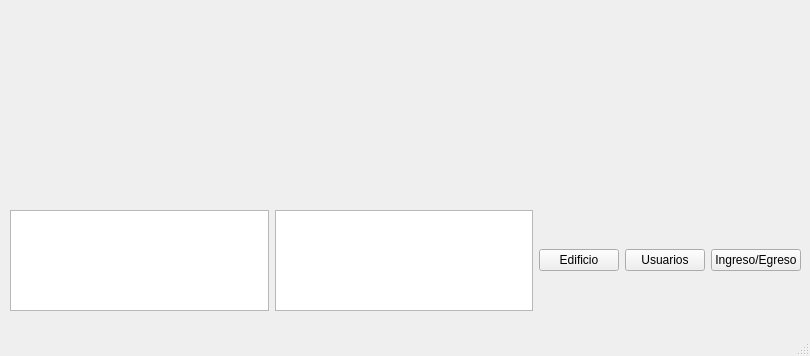
Before: the Qt Designer form frontpage.ui in Mati-Mar/AccessIO-GUI, drawn with Qt 5.
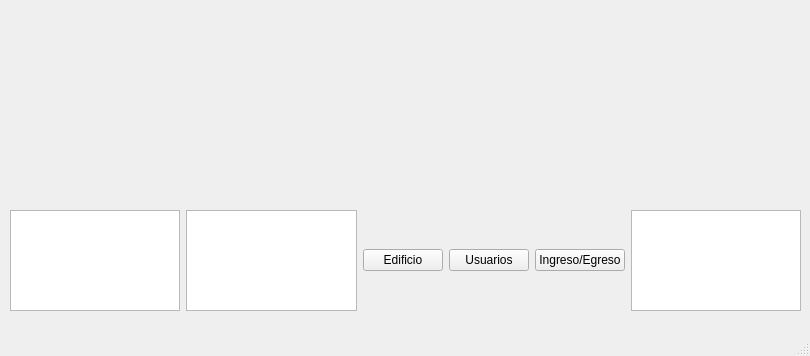
After: the same form once the commit is applied.

Diff of the .ui file:
```diff
--- a/frontpage.ui
+++ b/frontpage.ui
@@ -55,6 +55,9 @@
            </property>
           </widget>
          </item>
+         <item>
+          <widget class="QPlainTextEdit" name="plainTextEdit_3"/>
+         </item>
         </layout>
        </item>
       </layout>
```
